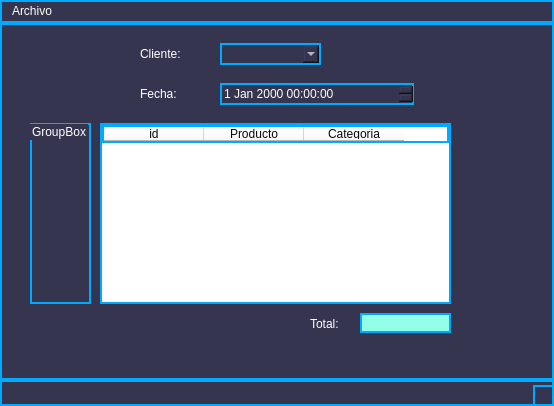
joanmera/Gameverse_Interface, file views/compras.ui: the form before one commit.
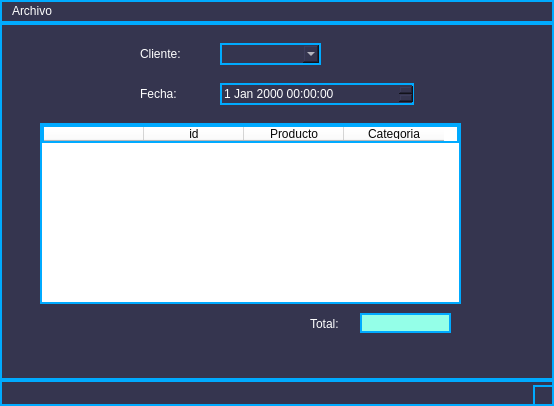
The form after the commit.

Commit message: avance compras

Patch:
```diff
--- a/views/compras.ui
+++ b/views/compras.ui
@@ -22,9 +22,9 @@
    <widget class="QTableWidget" name="purchaseTable">
     <property name="geometry">
      <rect>
-      <x>100</x>
+      <x>40</x>
       <y>100</y>
-      <width>351</width>
+      <width>421</width>
       <height>181</height>
      </rect>
     </property>
@@ -32,6 +32,11 @@
      <string notr="true">background-color: rgb(255, 255, 255);
 color: rgb(7, 7, 7);</string>
     </property>
+    <column>
+     <property name="text">
+      <string/>
+     </property>
+    </column>
     <column>
      <property name="text">
       <string>id</string>
@@ -135,19 +140,6 @@
      <string notr="true">background-color: rgb(148, 255, 232);</string>
     </property>
    </widget>
-   <widget class="QGroupBox" name="groupBox">
-    <property name="geometry">
-     <rect>
-      <x>30</x>
-      <y>100</y>
-      <width>61</width>
-      <height>181</height>
-     </rect>
-    </property>
-    <property name="title">
-     <string>GroupBox</string>
-    </property>
-   </widget>
   </widget>
   <widget class="QMenuBar" name="menubar">
    <property name="geometry">
```
The commit also changes 4 other files.
